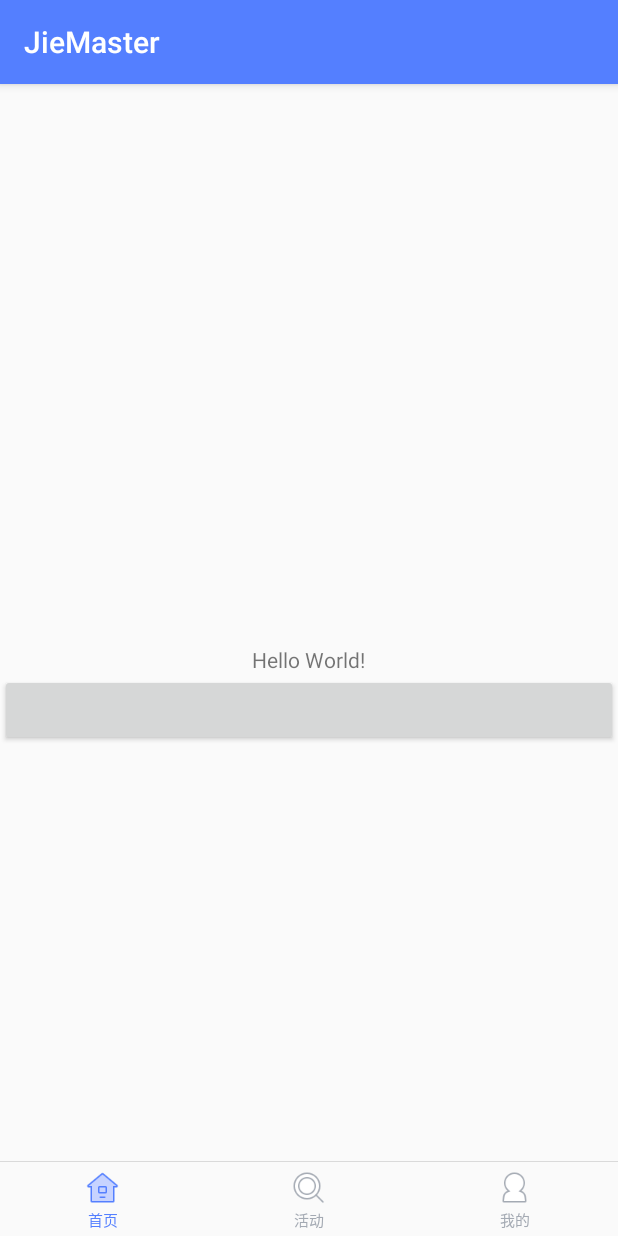
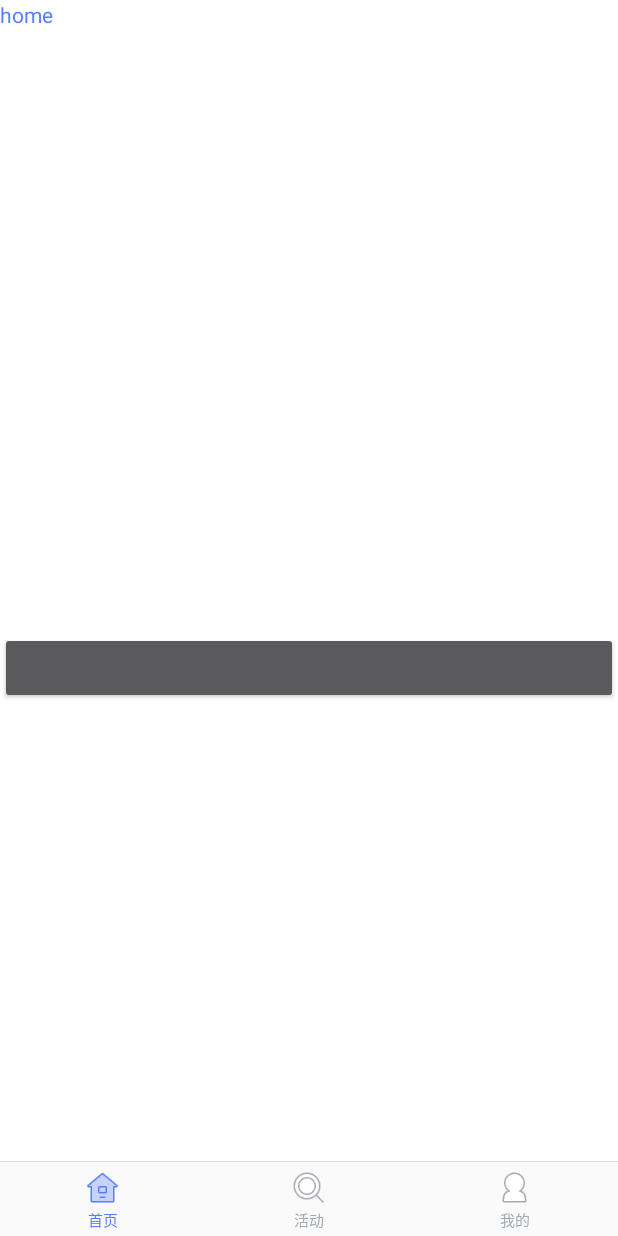
Before and after one commit to fishtzz/JieMaster, an Android app: the screen it shows after launch (MainActivity), on a phone screen of 412 x 824 dp. Run offline under Robolectric (Android 15) with nearby library versions, the phone set to English and light mode, and no system bars; our stand-ins replace RxJava.

Commit message:
导航页面加入

```diff
--- a/app/src/main/java/com/szmaster/jiemaster/MainActivity.java
+++ b/app/src/main/java/com/szmaster/jiemaster/MainActivity.java
@@ -1,14 +1,19 @@
 package com.szmaster.jiemaster;
 
 import android.os.Bundle;
+import android.support.v4.app.FragmentTransaction;
 import android.support.v7.app.AppCompatActivity;
 import android.view.View;
+import android.widget.FrameLayout;
 import android.widget.RadioGroup;
 import android.widget.Toast;
 
 import com.google.gson.Gson;
 import com.szmaster.jiemaster.model.ReportModel;
 import com.szmaster.jiemaster.network.base.ApiManager;
+import com.szmaster.jiemaster.ui.ActivityFragment;
+import com.szmaster.jiemaster.ui.HomeFragment;
+import com.szmaster.jiemaster.ui.UserFragment;
 import com.szmaster.jiemaster.utils.Log;
 
 import io.reactivex.android.schedulers.AndroidSchedulers;
@@ -17,6 +22,9 @@ import io.reactivex.schedulers.Schedulers;
 
 public class MainActivity extends AppCompatActivity implements View.OnClickListener, RadioGroup.OnCheckedChangeListener {
     private RadioGroup mRadioGroup;
+    private HomeFragment homeFragment;
+    private ActivityFragment activityFragment;
+    private UserFragment userFragment;
 
     @Override
     protected void onCreate(Bundle savedInstanceState) {
@@ -30,6 +38,12 @@ public class MainActivity extends AppCompatActivity implements View.OnClickListe
     private void initView() {
         mRadioGroup = findViewById(R.id.radio_group);
         mRadioGroup.setOnCheckedChangeListener(this);
+        if (null == homeFragment) {
+            homeFragment = new HomeFragment();
+        }
+        FragmentTransaction transaction = getSupportFragmentManager().beginTransaction();
+        transaction.replace(R.id.fragment_frame, homeFragment);
+        transaction.commit();
     }
 
     private void test() {
@@ -80,10 +94,28 @@ public class MainActivity extends AppCompatActivity implements View.OnClickListe
     public void onCheckedChanged(RadioGroup group, int checkedId) {
         switch (checkedId) {
             case R.id.btn_home:
+                if (null == homeFragment) {
+                    homeFragment = new HomeFragment();
+                }
+                FragmentTransaction transaction = getSupportFragmentManager().beginTransaction();
+                transaction.replace(R.id.fragment_frame, homeFragment);
+                transaction.commit();
                 break;
             case R.id.btn_activity:
+                if (null == activityFragment) {
+                    activityFragment = new ActivityFragment();
+                }
+                FragmentTransaction transaction2 = getSupportFragmentManager().beginTransaction();
+                transaction2.replace(R.id.fragment_frame, activityFragment);
+                transaction2.commit();
                 break;
             case R.id.btn_user:
+                if (null == userFragment) {
+                    userFragment = new UserFragment();
+                }
+                FragmentTransaction transaction3 = getSupportFragmentManager().beginTransaction();
+                transaction3.replace(R.id.fragment_frame, userFragment);
+                transaction3.commit();
                 break;
             default:
                 break;
--- /dev/null
+++ b/app/src/main/java/com/szmaster/jiemaster/ui/HomeFragment.java
@@ -0,0 +1,24 @@
+package com.szmaster.jiemaster.ui;
+
+import android.os.Bundle;
+import android.support.annotation.NonNull;
+import android.support.annotation.Nullable;
+import android.support.v4.app.Fragment;
+import android.view.LayoutInflater;
+import android.view.View;
+import android.view.ViewGroup;
+
+import com.szmaster.jiemaster.R;
+
+public class HomeFragment extends Fragment {
+    private View root;
+
+    @Nullable
+    @Override
+    public View onCreateView(@NonNull LayoutInflater inflater, @Nullable ViewGroup container, @Nullable Bundle savedInstanceState) {
+        if (null == root) {
+            root = inflater.inflate(R.layout.fragment_home, container, false);
+        }
+        return root;
+    }
+}
--- a/app/src/main/res/layout/activity_main.xml
+++ b/app/src/main/res/layout/activity_main.xml
@@ -4,7 +4,8 @@
     xmlns:tools="http://schemas.android.com/tools"
     android:layout_width="match_parent"
     android:layout_height="match_parent"
-    tools:context=".MainActivity">
+    tools:context=".MainActivity"
+    android:background="@color/bgMain">
 
     <TextView
         android:id="@+id/text"
@@ -24,8 +25,8 @@
         android:layout_width="match_parent"
         android:layout_height="49dp"
         android:layout_alignParentBottom="true"
-        android:orientation="horizontal"
-        android:background="#fafafa">
+        android:background="#fafafa"
+        android:orientation="horizontal">
 
         <RadioButton
             android:id="@+id/btn_home"
@@ -69,11 +70,16 @@
 
     </RadioGroup>
 
+    <FrameLayout
+        android:id="@+id/fragment_frame"
+        android:layout_width="match_parent"
+        android:layout_height="match_parent"
+        android:layout_above="@+id/radio_group" />
+
     <View
         android:layout_width="match_parent"
         android:layout_height="0.5dp"
         android:layout_above="@+id/radio_group"
         android:background="#dadada" />
 
-
 </RelativeLayout>
--- a/app/src/main/res/layout/activity_splash.xml
+++ b/app/src/main/res/layout/activity_splash.xml
@@ -1,7 +1,8 @@
 <?xml version="1.0" encoding="utf-8"?>
 <RelativeLayout xmlns:android="http://schemas.android.com/apk/res/android"
     android:layout_width="match_parent"
-    android:layout_height="match_parent">
+    android:layout_height="match_parent"
+    android:background="@color/bgMain">
 
     <ImageView
         android:layout_width="wrap_content"
--- /dev/null
+++ b/app/src/main/res/layout/fragment_home.xml
@@ -0,0 +1,12 @@
+<?xml version="1.0" encoding="utf-8"?>
+<LinearLayout xmlns:android="http://schemas.android.com/apk/res/android"
+    android:layout_width="match_parent"
+    android:layout_height="match_parent"
+    android:background="@color/bgMain">
+
+    <TextView
+        android:layout_width="wrap_content"
+        android:layout_height="wrap_content"
+        android:text="home"
+        android:textColor="@color/colorMain" />
+</LinearLayout>
--- a/app/src/main/res/values/colors.xml
+++ b/app/src/main/res/values/colors.xml
@@ -6,4 +6,6 @@
 
     <color name="colorMain">#547fff</color>
     <color name="colorGrey">#a4aab3</color>
+    <color name="bgMain">#ffffff</color>
+    <color name="transparent">#00ffffff</color>
 </resources>
--- a/app/src/main/res/values/styles.xml
+++ b/app/src/main/res/values/styles.xml
@@ -1,11 +1,13 @@
 <resources>
 
     <!-- Base application theme. -->
-    <style name="AppTheme" parent="Theme.AppCompat.Light.DarkActionBar">
+    <style name="AppTheme" parent="Theme.AppCompat.NoActionBar">
         <!-- Customize your theme here. -->
         <item name="colorPrimary">@color/colorPrimary</item>
         <item name="colorPrimaryDark">@color/colorPrimaryDark</item>
         <item name="colorAccent">@color/colorAccent</item>
+        <item name="android:background">@color/transparent</item>
+        <item name="android:windowBackground">@color/transparent</item>
     </style>
 
 </resources>
```
Also changed, not shown: app/src/main/java/com/szmaster/jiemaster/ui/ActivityFragment.java (added, +24 -0 lines), app/src/main/java/com/szmaster/jiemaster/ui/UserFragment.java (added, +24 -0 lines), app/src/main/res/layout/fragment_activity.xml (added, +12 -0 lines), app/src/main/res/layout/fragment_user.xml (added, +12 -0 lines).
